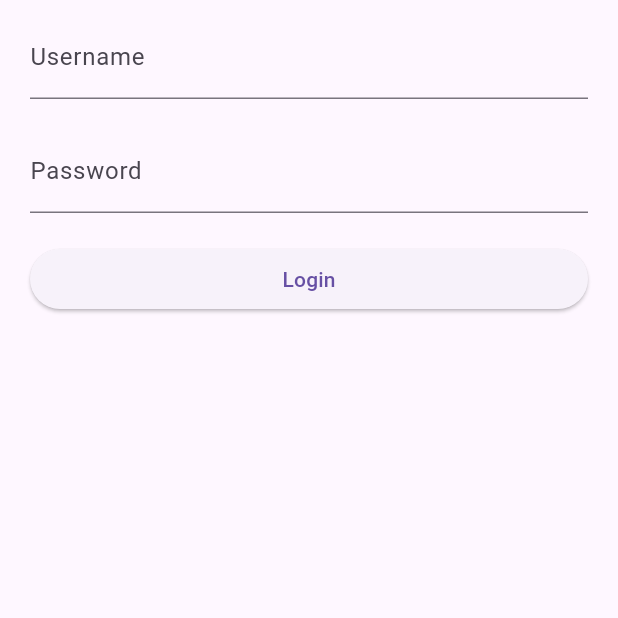
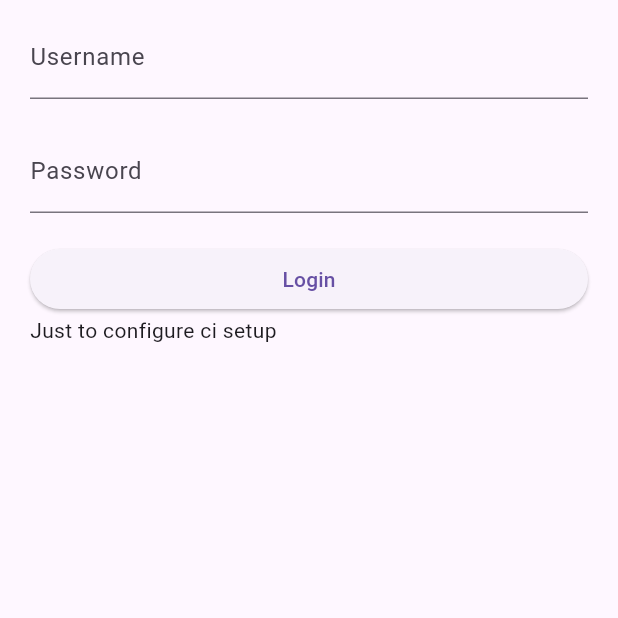
Before and after one commit to clownyCluster/flutter_test, a Flutter app: the screen it shows after launch, on a phone screen of 412 x 824 dp, the top half of it. Run offline on Flutter 3.47's test engine with Material 3 defaults, Android fonts, the phone set to English and light mode, and no system bars.

Commit message:
Testing CI workflow

```diff
--- a/lib/login/login_ui.dart
+++ b/lib/login/login_ui.dart
@@ -59,7 +59,7 @@ class _LoginFormState extends State<LoginForm> {
                 },
                 child: Text('Login'),
               ),
-
+              Text('Just to configure ci setup')
             ],
           ),
         ),
```
